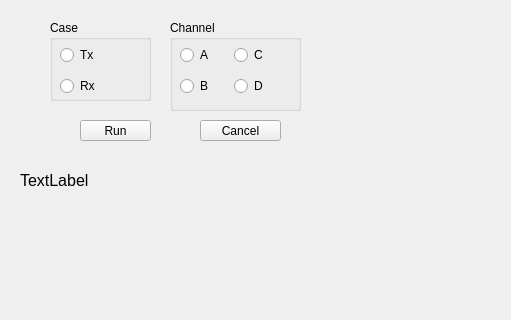
Above: ui/RuVue.ui from yangli0534/gnuplot-api before the change; both pictures show x 0 to 511 and y 0 to 320 of the 1200 by 800 pixel window. Below: the same form after it.
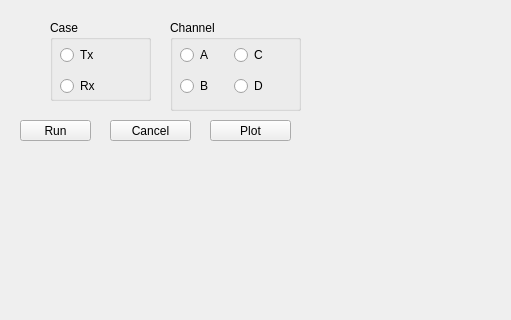
That is the form after the change. Icons and pictures are not drawn. Custom widgets are drawn as their Qt base class.

```diff
--- a/ui/RuVue.ui
+++ b/ui/RuVue.ui
@@ -20,7 +20,7 @@
    <widget class="QPushButton" name="rbn_run">
     <property name="geometry">
      <rect>
-      <x>80</x>
+      <x>20</x>
       <y>120</y>
       <width>71</width>
       <height>21</height>
@@ -38,7 +38,7 @@
    <widget class="QPushButton" name="rbn_exit">
     <property name="geometry">
      <rect>
-      <x>200</x>
+      <x>110</x>
       <y>120</y>
       <width>81</width>
       <height>21</height>
@@ -181,7 +181,25 @@
      </font>
     </property>
     <property name="text">
-     <string>TextLabel</string>
+     <string/>
+    </property>
+   </widget>
+   <widget class="QPushButton" name="rbn_plot">
+    <property name="geometry">
+     <rect>
+      <x>210</x>
+      <y>120</y>
+      <width>81</width>
+      <height>21</height>
+     </rect>
+    </property>
+    <property name="font">
+     <font>
+      <family>Arial</family>
+     </font>
+    </property>
+    <property name="text">
+     <string>Plot</string>
     </property>
    </widget>
   </widget>
```
Left out of the diff: 8 changed lines with no effect on the pictures.
